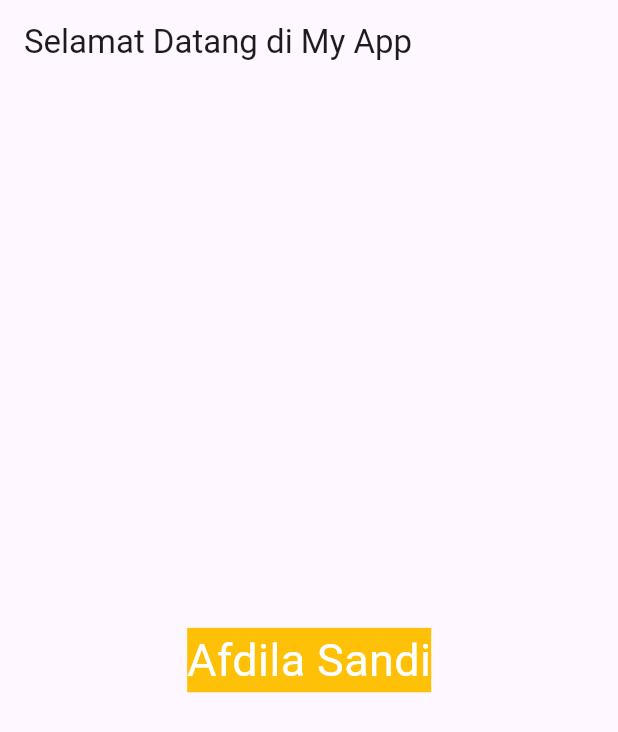
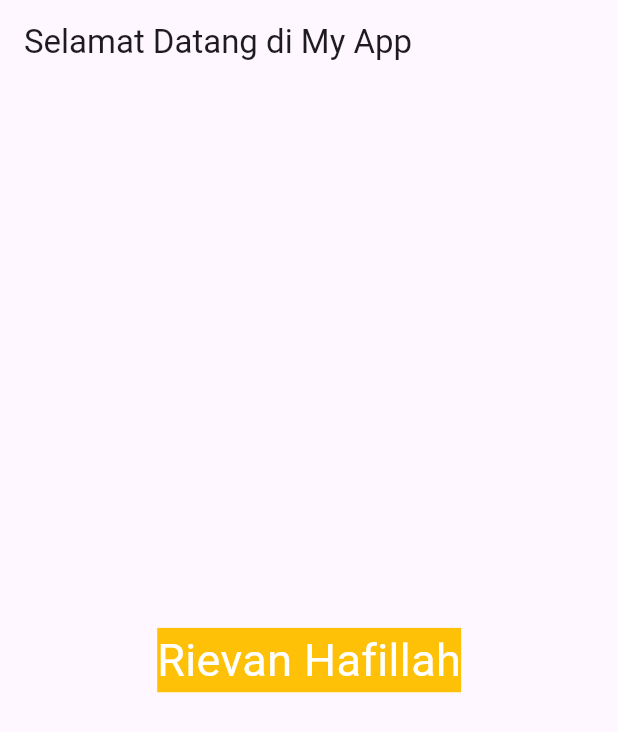
Before and after one commit to Rievan098/mobile_lanjut_2301083020, a Flutter app: the screen it shows after launch, on a phone screen of 412 x 824 dp. Shown: the top 732 px of the screen. Run offline on Flutter 3.47's test engine with Material 3 defaults, Android fonts, the phone set to English and light mode, and no system bars; our stand-ins replace faker.

Commit message:
Update main.dart

```diff
--- a/flutter_stateless/lib/main.dart
+++ b/flutter_stateless/lib/main.dart
@@ -18,7 +18,7 @@ class MyApp extends StatelessWidget {
         ),
         body: Center(
           child: Text(
-            "Afdila Sandi",
+            "Rievan Hafillah",
             //maxLines: 2,
             //overflow: TextOverflow.ellipsis,
             style: TextStyle(
```
